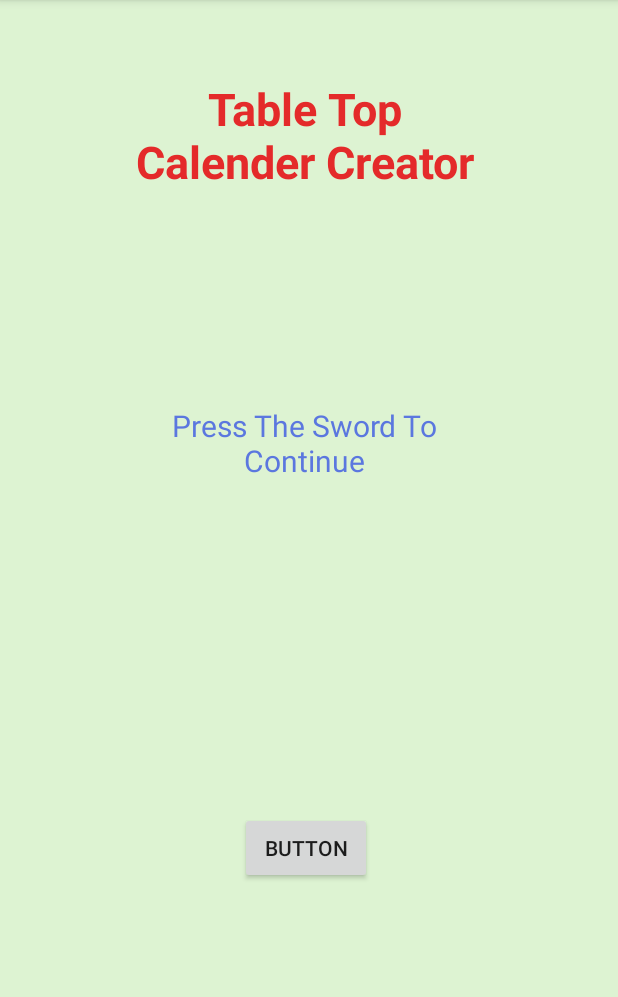
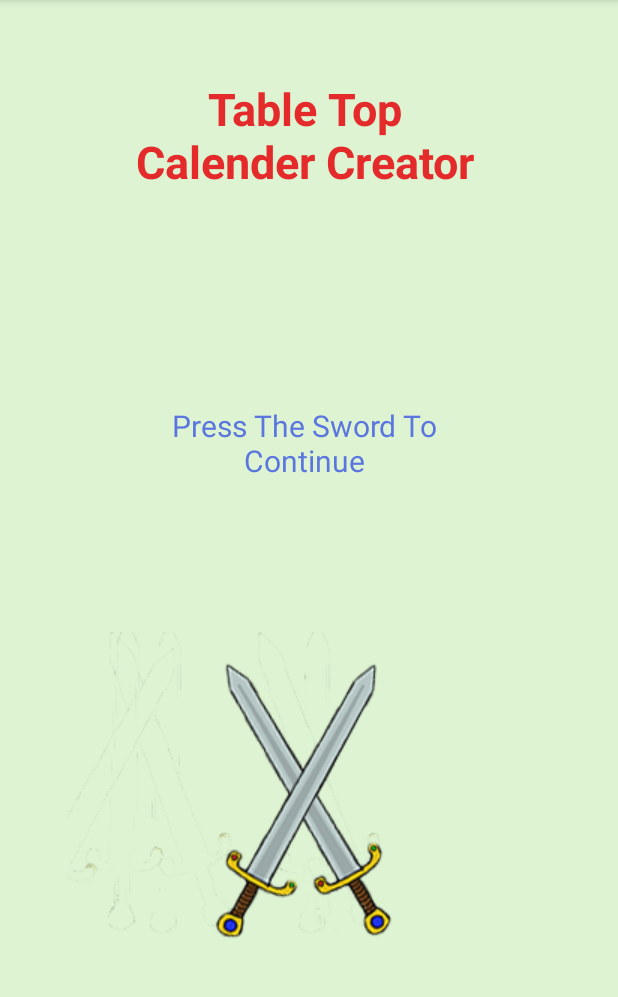
Before and after one commit to DanKBerg/JonAndDan, an Android app: the screen it shows after launch (MainActivity), on a phone screen of 412 x 824 dp, the part 84-1081 px from its top. Run offline under Robolectric (Android 15) with nearby library versions, the phone set to English and light mode, and no system bars; Roboto replaces fonts that are not available here.

Commit message:
Sword Button

```diff
--- a/app/src/main/res/layout/activity_main.xml
+++ b/app/src/main/res/layout/activity_main.xml
@@ -36,15 +36,18 @@
         app:layout_constraintStart_toStartOf="parent"
         app:layout_constraintTop_toBottomOf="@+id/textView" />
 
-    <Button
-        android:id="@+id/button"
-        android:layout_width="wrap_content"
-        android:layout_height="wrap_content"
-        android:layout_marginStart="160dp"
-        android:layout_marginTop="164dp"
+    <ImageButton
+        android:id="@+id/imageButton"
+        android:layout_width="223dp"
+        android:layout_height="272dp"
+        android:layout_marginStart="44dp"
+        android:layout_marginTop="44dp"
+        android:background="#DDF3D2"
         android:onClick="Calender"
-        android:text="@string/Button_to_next"
+        android:scaleType="center"
         app:layout_constraintStart_toStartOf="parent"
-        app:layout_constraintTop_toBottomOf="@+id/textView2" />
+        app:layout_constraintTop_toBottomOf="@+id/textView2"
+        app:srcCompat="@drawable/swords"
+        android:contentDescription="@string/Swords" />
 
 </androidx.constraintlayout.widget.ConstraintLayout>
--- a/app/src/main/res/values/strings.xml
+++ b/app/src/main/res/values/strings.xml
@@ -2,5 +2,5 @@
     <string name="app_name">CustomCalendar</string>
     <string name="Pressswordtext">Press The Sword To Continue</string>
     <string name="TitleText"> Table Top Calender Creator</string>
-    <string name="Button_to_next">Button</string>
+    <string name="Swords">TODO</string>
 </resources>
```
Also changed, not shown: app/src/main/res/drawable/swords.png (added).
